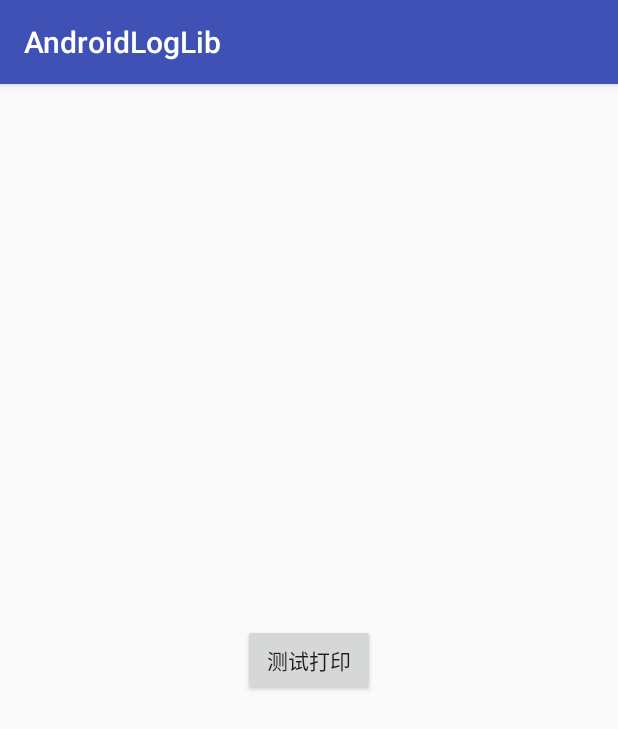
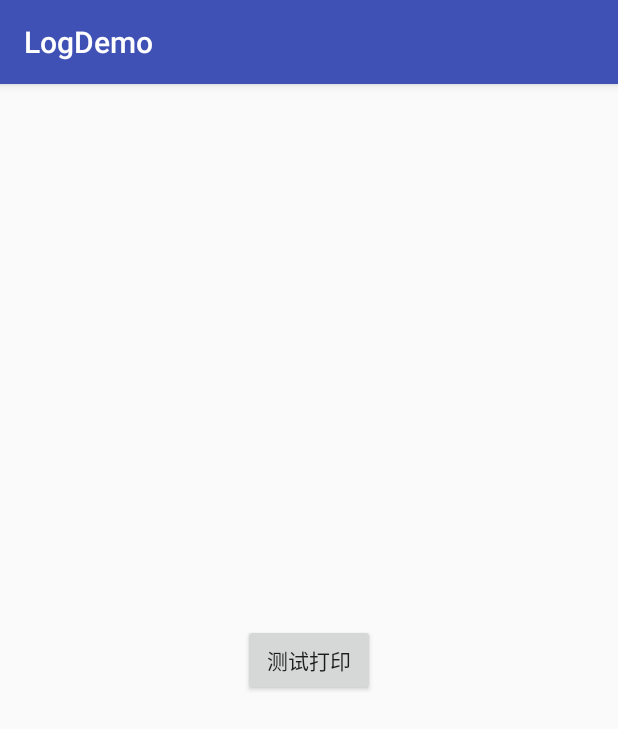
Before and after one commit to LuckyCodeer/AndroidLogLib, an Android app: the screen it shows after launch (MainActivity), after a tap on "测试打印", on a phone screen of 412 x 824 dp. Shown: the top 729 px of the screen. Run offline under Robolectric (Android 15) with nearby library versions, the phone set to English and light mode, and no system bars.

Commit message:
完善代码

```diff
--- a/app/build.gradle
+++ b/app/build.gradle
@@ -28,4 +28,5 @@ dependencies {
     compile 'com.android.support.constraint:constraint-layout:1.0.2'
     testCompile 'junit:junit:4.12'
     compile project(':loglib')
+//    compile 'com.yhw.loglib:loglib:1.0.0'
 }
--- a/app/src/main/AndroidManifest.xml
+++ b/app/src/main/AndroidManifest.xml
@@ -8,6 +8,7 @@
         android:label="@string/app_name"
         android:roundIcon="@mipmap/ic_launcher_round"
         android:supportsRtl="true"
+        android:name=".MyApplication"
         android:theme="@style/AppTheme" >
         <activity android:name=".MainActivity" >
             <intent-filter>
--- a/app/src/main/java/com/yhw/log/MainActivity.java
+++ b/app/src/main/java/com/yhw/log/MainActivity.java
@@ -1,12 +1,15 @@
 package com.yhw.log;
 
+import android.os.Bundle;
 import android.support.v7.app.AppCompatActivity;
-import android.os.Bundle;
 import android.view.View;
 import android.widget.Button;
 
 import com.yhw.loglib.Logger;
 
+/**
+ * demo
+ */
 public class MainActivity extends AppCompatActivity {
     private static final String TAG = MainActivity.class.getSimpleName();
 
@@ -19,7 +22,8 @@ public class MainActivity extends AppCompatActivity {
         logBtn.setOnClickListener(new View.OnClickListener() {
             @Override
             public void onClick(View v) {
-                Logger.i(TAG, "hello world!");
+                Logger.i("hello world!");
+                Logger.i(TAG,"hello world 2!");
             }
         });
     }
--- /dev/null
+++ b/app/src/main/java/com/yhw/log/MyApplication.java
@@ -0,0 +1,34 @@
+package com.yhw.log;
+
+import android.app.Application;
+import android.os.Environment;
+
+import com.yhw.loglib.Logger;
+import com.yhw.loglib.config.LogConfig;
+
+/**
+ * Author: yhw on 2017-11-13.
+ */
+
+public class MyApplication extends Application {
+
+    @Override
+    public void onCreate() {
+        super.onCreate();
+
+        //初始化日志配置
+        LogConfig logConfig = new LogConfig.Builder()
+                .setLog(true) //设置日志打印开关 默认为true
+                .setTAG("AAAAA") //统一设置日志TAG 默认为LOG_TAG
+                .setSaveFile(true) //设置日志是否保存到文件 默认为false
+                //设置日志保存路径，在设置setSaveFile为true的情况下必须设置该路径
+                .setLogPath(Environment.getExternalStorageDirectory().getPath())
+                //设置日志名称 默认为当天的日期如2017-11-13，设置后变为log_2017-11-13
+                .setLogFileName("log")
+                .setMaxSaveDay(7)//设置日志在客户端最大保存天数 默认为7天
+                .setUploadUrl("http://xxx") //设置日志上传服务器地址 不上传的情况下可以不设置
+                .build();
+        //设置日志配置
+        Logger.init(logConfig);
+    }
+}
--- a/app/src/main/res/values/strings.xml
+++ b/app/src/main/res/values/strings.xml
@@ -1,3 +1,3 @@
 <resources>
-    <string name="app_name">AndroidLogLib</string>
+    <string name="app_name">LogDemo</string>
 </resources>
--- a/loglib/src/main/java/com/yhw/loglib/config/LogConfig.java
+++ b/loglib/src/main/java/com/yhw/loglib/config/LogConfig.java
@@ -122,7 +122,7 @@ public class LogConfig {
                 if(TextUtils.isEmpty(logConfig.logPath)){
                     throw new IllegalArgumentException("日志路径设置错误，不能为空！");
                 }else{
-                    logConfig.logPath = logConfig.logPath+File.separator+"fflog";
+                    logConfig.logPath = logConfig.logPath+File.separator+"log";
                 }
 
                 //如果名称设置为空或者没有设置 默认将日志名称设置为当前日期
--- a/loglib/src/main/java/com/yhw/loglib/file/LogFile.java
+++ b/loglib/src/main/java/com/yhw/loglib/file/LogFile.java
@@ -52,7 +52,7 @@ public final class LogFile {
         try {
             Log.i(TAG,"mOutPutPath: "+mOutPutPath);
             mPathFile = new File(mOutPutPath);
-            if(!mPathFile.isDirectory()){
+            if(mPathFile.isFile()){
                 throw new IllegalArgumentException("日志路径设置错误，必须为目录！");
             }
             boolean b = true;
```
Also changed, not shown: loglib/src/main/java/com/yhw/loglib/Logger.java (+11 -1 lines), 1 other file.
